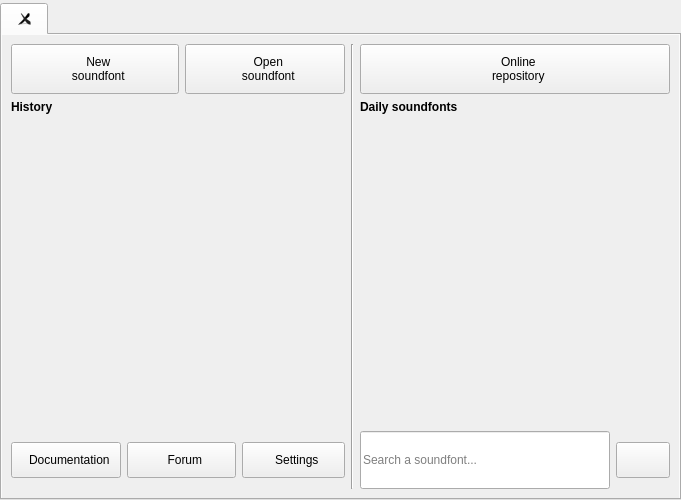
davy7125/polyphone, file sources/mainwindow/mainwindow.ui: the form before one commit.
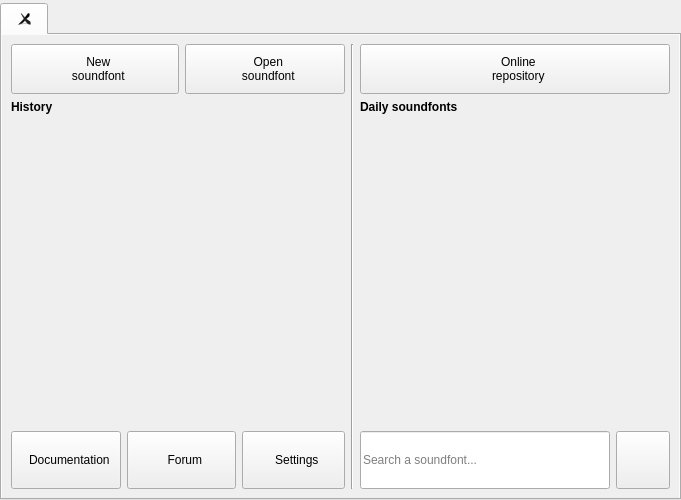
The form after the commit. Icons and pictures are not drawn. Custom widgets are drawn as their Qt base class.

What changed in the file:
```diff
--- a/sources/mainwindow/mainwindow.ui
+++ b/sources/mainwindow/mainwindow.ui
@@ -97,6 +97,12 @@
            </property>
            <item row="3" column="4" colspan="2">
             <widget class="QPushButton" name="pushButtonSettings">
+             <property name="sizePolicy">
+              <sizepolicy hsizetype="Minimum" vsizetype="Preferred">
+               <horstretch>0</horstretch>
+               <verstretch>0</verstretch>
+              </sizepolicy>
+             </property>
              <property name="styleSheet">
               <string notr="true">padding: 10px;</string>
              </property>
@@ -113,6 +119,12 @@
            </item>
            <item row="3" column="0" colspan="2">
             <widget class="QPushButton" name="pushButtonDocumentation">
+             <property name="sizePolicy">
+              <sizepolicy hsizetype="Minimum" vsizetype="Preferred">
+               <horstretch>0</horstretch>
+               <verstretch>0</verstretch>
+              </sizepolicy>
+             </property>
              <property name="styleSheet">
               <string notr="true">padding: 10px;</string>
              </property>
@@ -149,6 +161,12 @@
            </item>
            <item row="3" column="8">
             <widget class="QPushButton" name="pushButtonSearch">
+             <property name="sizePolicy">
+              <sizepolicy hsizetype="Minimum" vsizetype="Preferred">
+               <horstretch>0</horstretch>
+               <verstretch>0</verstretch>
+              </sizepolicy>
+             </property>
              <property name="styleSheet">
               <string notr="true">padding: 10px;</string>
              </property>
@@ -165,6 +183,12 @@
            </item>
            <item row="3" column="2" colspan="2">
             <widget class="QPushButton" name="pushButtonForum">
+             <property name="sizePolicy">
+              <sizepolicy hsizetype="Minimum" vsizetype="Preferred">
+               <horstretch>0</horstretch>
+               <verstretch>0</verstretch>
+              </sizepolicy>
+             </property>
              <property name="styleSheet">
               <string notr="true">padding: 10px;</string>
              </property>
```
Left out of the diff: 6 changed lines with no effect on the pictures.
